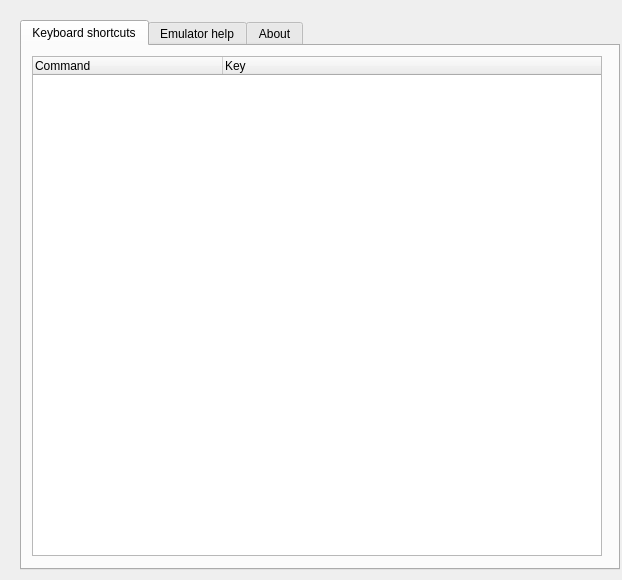
Qt form android/skin/qt/extended-pages/help-page.ui (aosp-mirror/platform_external_qemu) before a commit.
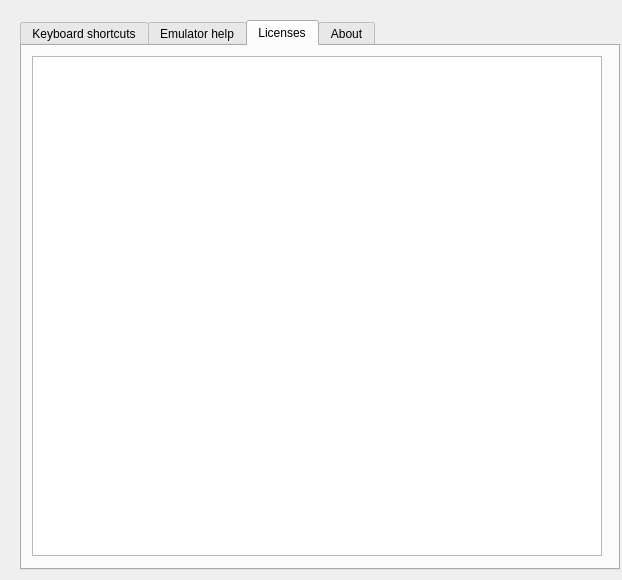
The same form after that commit. The open tabs and pages were chosen to show the change.

Commit message:
Add license information to the Help page
Add a "Licenses" tab to the Help page.
Populate this with the contents of NOTICE.txt from
the <SDK path>/tools/ directory.

Diff of the .ui file:
```diff
--- a/android/skin/qt/extended-pages/help-page.ui
+++ b/android/skin/qt/extended-pages/help-page.ui
@@ -196,6 +196,27 @@
      </property>
     </widget>
    </widget>
+   <widget class="QWidget" name="tab">
+    <attribute name="title">
+     <string>Licenses</string>
+    </attribute>
+    <widget class="QTextBrowser" name="help_licenseText">
+     <property name="geometry">
+      <rect>
+       <x>10</x>
+       <y>10</y>
+       <width>570</width>
+       <height>500</height>
+      </rect>
+     </property>
+     <property name="font">
+      <font>
+       <family>Roboto</family>
+       <pointsize>10</pointsize>
+      </font>
+     </property>
+    </widget>
+   </widget>
    <widget class="QWidget" name="tab_5">
     <attribute name="title">
      <string>About</string>
```
The commit also changes 4 other files.
